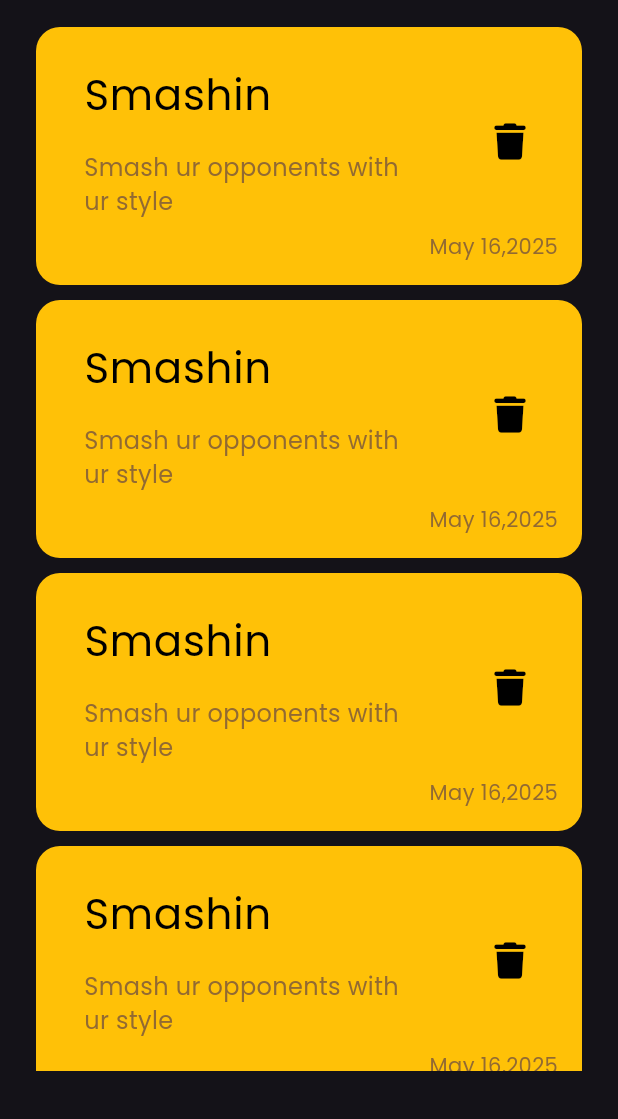
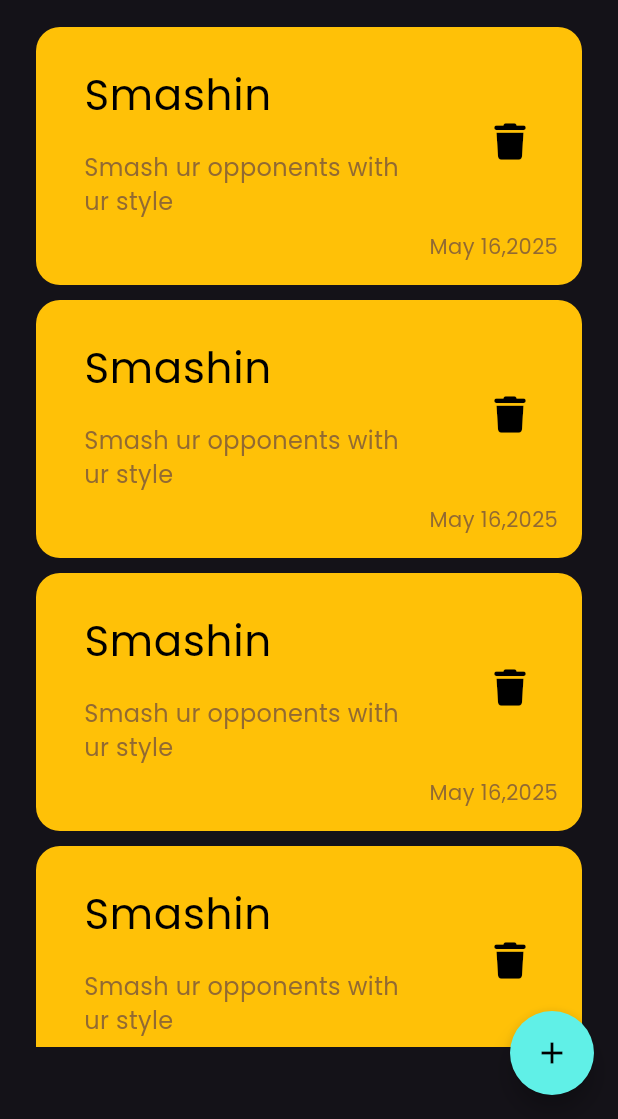
Before and after one commit to Ahmed-Aatwan/notes_app, a Flutter app: the screen it shows after launch, on a phone screen of 412 x 824 dp, the part 117-1236 px from its top. Run offline on Flutter 3.47's test engine with Material 3 defaults, Android fonts, the phone set to English and light mode, and no system bars; our stand-ins replace font_awesome_flutter.

```diff
--- a/lib/main.dart
+++ b/lib/main.dart
@@ -15,7 +15,7 @@ class NotesApp extends StatelessWidget {
       routes: {HomeView.id: (context) => const HomeView()},
       initialRoute: HomeView.id,
       title: 'Notes App',
-      theme: ThemeData(brightness: Brightness.dark,fontFamily: 'Poppins'),
+      theme: ThemeData(brightness: Brightness.dark,fontFamily: 'Poppins',useMaterial3: true),
     );
   }
 }
--- a/lib/views/home_view.dart
+++ b/lib/views/home_view.dart
@@ -1,4 +1,5 @@
 import 'package:flutter/material.dart';
+import 'package:notes_app/widgets/add_note_bottom_sheet.dart';
 
 import '../widgets/notes_view_body.dart';
 
@@ -7,6 +8,17 @@ class HomeView extends StatelessWidget {
   static String id = 'HomePage';
   @override
   Widget build(BuildContext context) {
-    return const Scaffold(body: NotesViewBody());
+    return Scaffold(
+      floatingActionButton: FloatingActionButton(
+        foregroundColor: Colors.black,
+        backgroundColor: const Color(0xff60f0e7),
+        shape: const CircleBorder(),
+        onPressed: () {
+          showModalBottomSheet(context: context, builder: (context) => const AddNoteBottomSheet());
+        },
+        child: const Icon(Icons.add),
+      ),
+      body: const NotesViewBody(),
+    );
   }
 }
--- a/lib/widgets/notes_list_view.dart
+++ b/lib/widgets/notes_list_view.dart
@@ -9,7 +9,10 @@ class NotesListView extends StatelessWidget {
   @override
   Widget build(BuildContext context) {
     return Expanded(
-      child: ListView.builder(itemBuilder: (context, index) => const CustomNoteItem()),
+      child: Padding(
+        padding: const EdgeInsets.symmetric(vertical: 16.0),
+        child: ListView.builder(padding: EdgeInsets.zero,itemBuilder: (context, index) => const CustomNoteItem()),
+      ),
     );
   }
 }
--- a/lib/widgets/notes_view_body.dart
+++ b/lib/widgets/notes_view_body.dart
@@ -1,5 +1,4 @@
 import 'package:flutter/material.dart';
-import 'package:gap/gap.dart';
 import 'package:notes_app/widgets/custom_app_bar.dart';
 import 'package:notes_app/widgets/notes_list_view.dart';
 
@@ -13,7 +12,6 @@ class NotesViewBody extends StatelessWidget {
       child: Column(
         children: [
           CustomAppBar(),
-          Gap(16),
           NotesListView(),
         ],
       ),
```
Also changed, not shown: lib/widgets/add_note_bottom_sheet.dart (added, +36 -0 lines), lib/widgets/custom_text_field.dart (added, +19 -0 lines).
